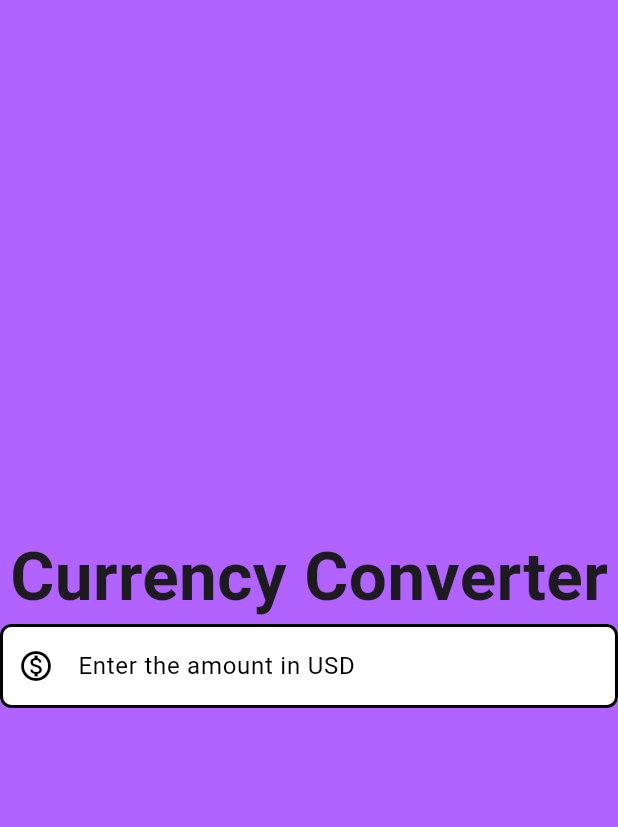
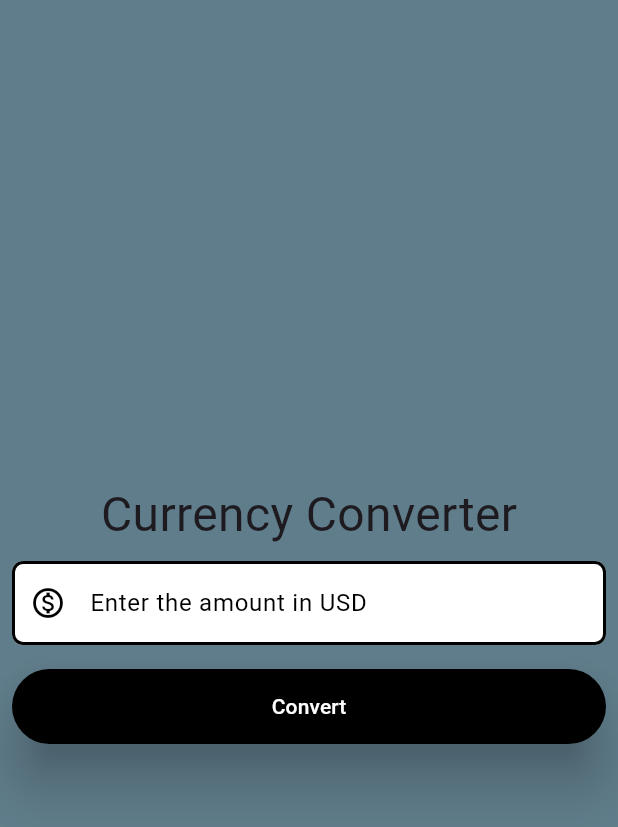
Before and after one commit to WebX-Divin/currency_converter, a Flutter app: the screen it shows after launch, on a phone screen of 412 x 824 dp. Shown: the top 827 px of the screen. Run offline on Flutter 3.47's test engine with Material 3 defaults, Android fonts, the phone set to English and light mode, and no system bars.

Commit message:
UI Updated

```diff
--- a/analysis_options.yaml
+++ b/analysis_options.yaml
@@ -21,7 +21,7 @@ linter:
   # `// ignore_for_file: name_of_lint` syntax on the line or in the file
   # producing the lint.
   rules:
-    # avoid_print: false  # Uncomment to disable the `avoid_print` rule
+    avoid_print: false  # Uncomment to disable the `avoid_print` rule
     # prefer_single_quotes: true  # Uncomment to enable the `prefer_single_quotes` rule
 
 # Additional information about this file can be found at
--- a/lib/converterPage.dart
+++ b/lib/converterPage.dart
@@ -1,3 +1,4 @@
+import 'package:flutter/foundation.dart';
 import 'package:flutter/material.dart';
 
 class ConverterPage extends StatelessWidget{
@@ -15,19 +16,21 @@ class ConverterPage extends StatelessWidget{
                   borderRadius:BorderRadius.all(Radius.circular(7.5)),
                 );
 
-    return const Scaffold(
-      backgroundColor: Color.fromARGB(255, 177, 98, 255),
+    return Scaffold(
+      backgroundColor: Colors.blueGrey,
       body: Center(
         child: Column(
           mainAxisAlignment: MainAxisAlignment.center,
           children: [
-            Text('Currency Converter',
+            const Text('Currency Converter',
             style: TextStyle(
-              fontSize: 45,
-              fontWeight: FontWeight.w700,
+              fontSize: 32,
+              fontWeight: FontWeight.w400,
             ),
             ),
-            TextField(
+            const Padding(
+              padding: EdgeInsets.all(8.0),
+              child: TextField(
                 style: TextStyle(
                   color: Colors.black,
                 ),
@@ -43,8 +46,26 @@ class ConverterPage extends StatelessWidget{
                   focusedBorder: border,
                   enabledBorder: border,
                 ),
-              keyboardType: TextInputType.numberWithOptions(
+                keyboardType:TextInputType.numberWithOptions(
                   decimal: true,
+                ),
+              ),
+            ),
+            Padding(
+              padding: const EdgeInsets.all(8.0),
+              child: ElevatedButton(
+                onPressed: () {
+                  if(kDebugMode){
+                    print('Button Clicked');
+                  }
+                },
+                style: const ButtonStyle(
+                  elevation: MaterialStatePropertyAll(15),
+                  backgroundColor: MaterialStatePropertyAll(Colors.black),
+                  foregroundColor: MaterialStatePropertyAll(Colors.white),
+                  minimumSize: MaterialStatePropertyAll(Size(double.infinity, 50)),
+                ),
+                child: const Text('Convert'),
               ),
             ),
           ],
```
Lines whose indentation alone changed are shown as unchanged.
